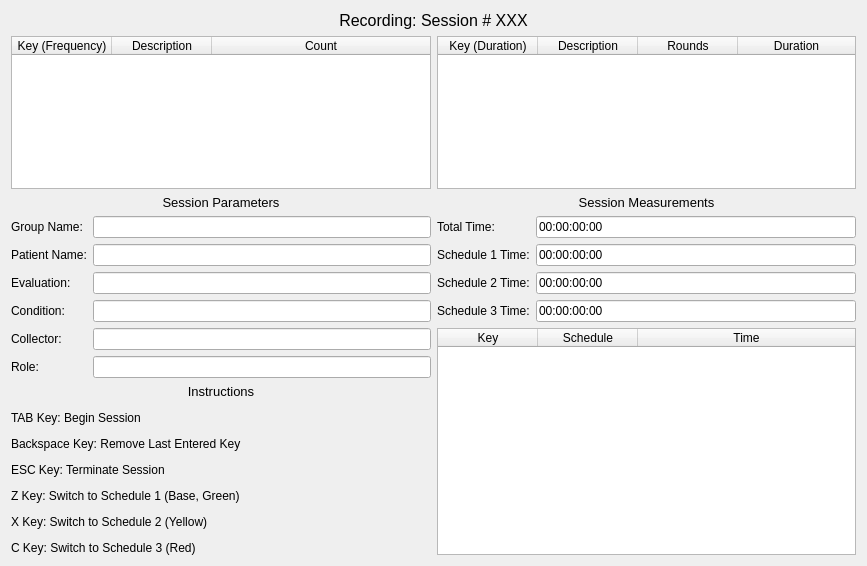
The window that recordingwindow.ui (miyamot0/DataTracker3) describes before a commit, drawn with Qt 5.
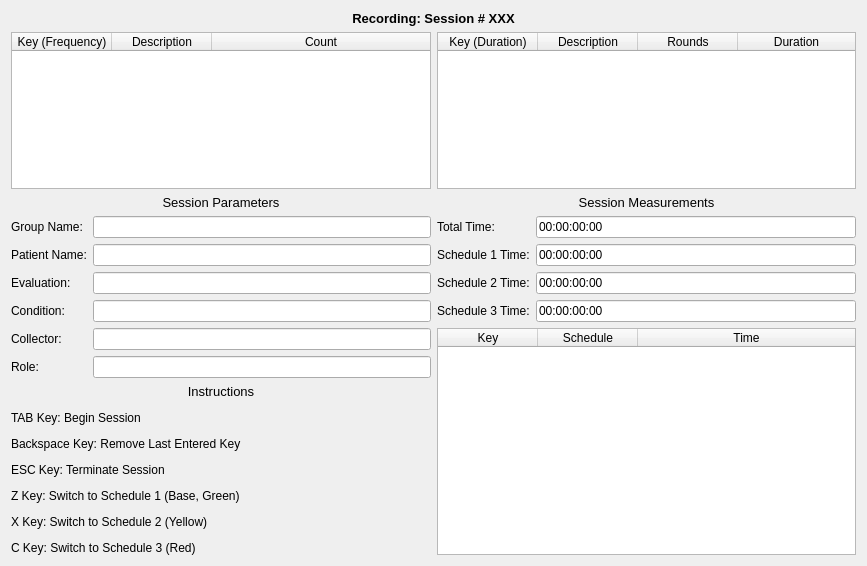
The same window after the commit.

The edit to the form file:
```diff
--- a/recordingwindow.ui
+++ b/recordingwindow.ui
@@ -25,7 +25,7 @@
         </sizepolicy>
        </property>
        <property name="text">
-        <string>&lt;html&gt;&lt;head/&gt;&lt;body&gt;&lt;p align=&quot;center&quot;&gt;&lt;span style=&quot; font-size:12pt;&quot;&gt;Recording: Session # XXX&lt;/span&gt;&lt;/p&gt;&lt;/body&gt;&lt;/html&gt;</string>
+        <string>&lt;html&gt;&lt;head/&gt;&lt;body&gt;&lt;p align=&quot;center&quot;&gt;&lt;span style=&quot; font-size:10pt; font-weight:600;&quot;&gt;Recording: Session # XXX&lt;/span&gt;&lt;/p&gt;&lt;/body&gt;&lt;/html&gt;</string>
        </property>
       </widget>
      </item>
```
